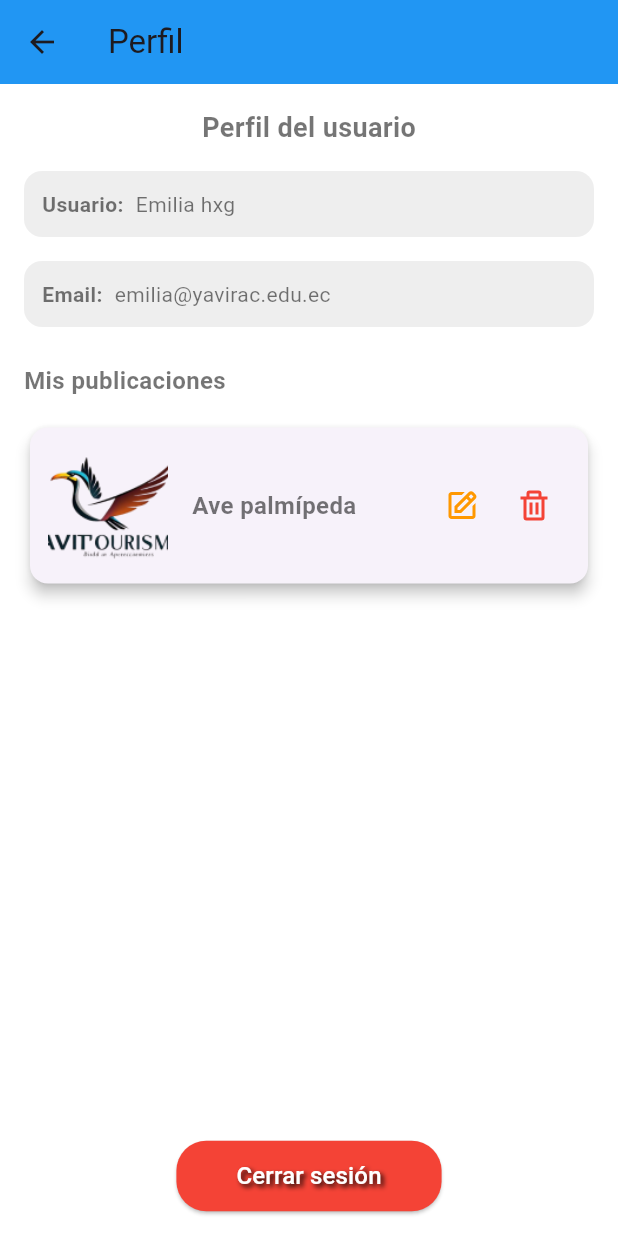
After one commit to 12CUY/aviturismo_movil_fronted, a Flutter app: the PerfilView screen opened by its route, on a phone screen of 412 x 824 dp. The commit adds this screen. Run offline on Flutter 3.47's test engine with Material 3 defaults, Android fonts, the phone set to English and light mode, and no system bars; our stand-ins replace boxicons.

Commit message:
subi la vista perfil

```diff
--- a/fronted/lib/app/routes/app_routes.dart
+++ b/fronted/lib/app/routes/app_routes.dart
@@ -7,6 +7,7 @@ import '../../features/auth/views/verification_view.dart';
 import '../../features/dashboard/views/dashboard_view.dart' as dashboard;
 import '../../shared/widgets/menu_view.dart' as shared;
 import '../../features/bird/views/bird_list_view.dart';
+import 'package:fronted/features/bird/views/perfil.dart' as shared;
 // import '../../features/bird/views/bird_capture_view.dart';
 
 // rutas
@@ -19,6 +20,7 @@ class AppRoutes {
   static const String menu = '/menu';
   static const String birdList = '/bird-list';
   static const String birdCapture = '/bird-capture';
+  static const String perfil = '/perfil';
 
 // c
   static Map<String, WidgetBuilder> getRoutes() {
@@ -29,7 +31,7 @@ class AppRoutes {
       dashboard: (_) => const DashboardView(),
       menu: (_) => const shared.MenuView(),
       birdList: (_) => const BirdListView(),
-      // birdCapture: (_) => const BirdCaptureView(),
+      perfil: (_) => const  shared.PerfilView(), // birdCapture: (_) => const BirdCaptureView(),
     };
   }
 }
--- /dev/null
+++ b/fronted/lib/features/bird/views/perfil.dart
@@ -0,0 +1,173 @@
+import 'package:flutter/material.dart';
+import 'package:boxicons/boxicons.dart';
+import 'package:fronted/app/routes/app_routes.dart';
+
+class PerfilView extends StatelessWidget {
+  const PerfilView({Key? key}) : super(key: key);
+
+  @override
+  Widget build(BuildContext context) {
+    return Scaffold(
+      appBar: AppBar(
+        title: const Text('Perfil'),
+      ),
+      body: Padding(
+        padding: const EdgeInsets.all(16.0),
+        child: Column(
+          crossAxisAlignment: CrossAxisAlignment.start,
+          children: [
+            const Center(
+              child: Text(
+                'Perfil del usuario',
+                style: TextStyle(
+                  fontSize: 18,
+                  fontWeight: FontWeight.bold,
+                ),
+              ),
+            ),
+            const SizedBox(height: 16.0),
+            // Campo de Usuario
+            Container(
+              padding: const EdgeInsets.all(12.0),
+              decoration: BoxDecoration(
+                color: Colors.grey[200],
+                borderRadius: BorderRadius.circular(12),
+              ),
+              child: Row(
+                children: const [
+                  Text(
+                    'Usuario:',
+                    style: TextStyle(fontWeight: FontWeight.bold),
+                  ),
+                  SizedBox(width: 8.0),
+                  Text('Emilia hxg'),
+                ],
+              ),
+            ),
+            const SizedBox(height: 16.0),
+            // Campo de Email
+            Container(
+              padding: const EdgeInsets.all(12.0),
+              decoration: BoxDecoration(
+                color: Colors.grey[200],
+                borderRadius: BorderRadius.circular(12),
+              ),
+              child: Row(
+                children: const [
+                  Text(
+                    'Email:',
+                    style: TextStyle(fontWeight: FontWeight.bold),
+                  ),
+                  SizedBox(width: 8.0),
+                  Text('emilia@yavirac.edu.ec'),
+                ],
+              ),
+            ),
+            const SizedBox(height: 24.0),
+            const Text(
+              'Mis publicaciones',
+              style: TextStyle(
+                fontSize: 16,
+                fontWeight: FontWeight.bold,
+              ),
+            ),
+            const SizedBox(height: 16.0),
+            // Publicaciones
+            Card(
+              shape: RoundedRectangleBorder(
+                borderRadius: BorderRadius.circular(12),
+              ),
+              elevation: 4,
+              child: Padding(
+                padding: const EdgeInsets.all(12.0),
+                child: Row(
+                  children: [
+                    ClipRRect(
+                      borderRadius: BorderRadius.circular(8.0),
+                      child: Image.asset(
+                        'assets/logo.png', // Ruta de la imagen
+                        width: 80,
+                        height: 80,
+                        fit: BoxFit.cover,
+                      ),
+                    ),
+                    const SizedBox(width: 16.0),
+                    const Expanded(
+                      child: Text(
+                        'Ave palmípeda',
+                        style: TextStyle(
+                          fontSize: 16,
+                          fontWeight: FontWeight.w600,
+                        ),
+                      ),
+                    ),
+                    Row(
+                      children: [
+                        IconButton(
+                          icon: const Icon(
+                            Boxicons.bx_edit,
+                            color: Colors.orange,
+                          ),
+                          onPressed: () {
+                            // Acción de editar
+                          },
+                        ),
+                        IconButton(
+                          icon: const Icon(
+                            Boxicons.bx_trash,
+                            color: Colors.red,
+                          ),
+                          onPressed: () {
+                            // Acción de eliminar
+                          },
+                        ),
+                      ],
+                    ),
+                  ],
+                ),
+              ),
+            ),
+            const Spacer(),
+            // Botón Cerrar Sesión
+            Center(
+              child: ElevatedButton(
+                style: ElevatedButton.styleFrom(
+                  backgroundColor: Colors.red, // Color de fondo del botón
+                  padding: const EdgeInsets.symmetric(
+                    horizontal: 40,
+                    vertical: 12,
+                  ),
+                  shape: RoundedRectangleBorder(
+                    borderRadius: BorderRadius.circular(20),
+                  ),
+                ),
+                onPressed: () {
+                  // Acción al cerrar sesión
+                  Navigator.pushNamedAndRemoveUntil(
+                    context,
+                    AppRoutes.login, // Ruta a la pantalla de login
+                    (route) => false, // Elimina todas las rutas previas
+                  );
+                },
+                child: const Text(
+                  'Cerrar sesión',
+                  style: TextStyle(
+                    fontSize: 16,
+                    color: Colors.white, // Color blanco para el texto
+                    shadows: [
+                      Shadow(
+                        blurRadius: 4.0, // Desenfoque de la sombra
+                        color: Colors.black, // Color de la sombra (negra)
+                        offset: Offset(2.0, 2.0), // Desplazamiento de la sombra
+                      ),
+                    ],
+                  ),
+                ),
+              ),
+            )
+          ],
+        ),
+      ),
+    );
+  }
+}
--- a/fronted/lib/features/dashboard/views/dashboard_view.dart
+++ b/fronted/lib/features/dashboard/views/dashboard_view.dart
@@ -189,6 +189,13 @@ class MenuView extends StatelessWidget {
             },
           ),
           ListTile(
+            leading: Icon(Icons.person),
+            title: Text('Perfil'),
+            onTap: () {
+              Navigator.pushNamed(context, AppRoutes.perfil);
+            },
+          ),
+          ListTile(
             leading: Icon(Icons.logout),
             title: Text('Cerrar sesión'),
             onTap: () {
--- a/fronted/pubspec.yaml
+++ b/fronted/pubspec.yaml
@@ -10,7 +10,7 @@ environment:
 dependencies:
   flutter:
     sdk: flutter
-
+  boxicons: ^2.1.1
   cupertino_icons: ^1.0.8
 
 dev_dependencies:
@@ -23,7 +23,6 @@ flutter:
   uses-material-design: true
 
   assets:
-    - assets/logo.png
     - assets/logo.png
 
 
```
Also changed, not shown: fronted/lib/features/bird/views/usuario.dart (deleted), fronted/pubspec.lock.
